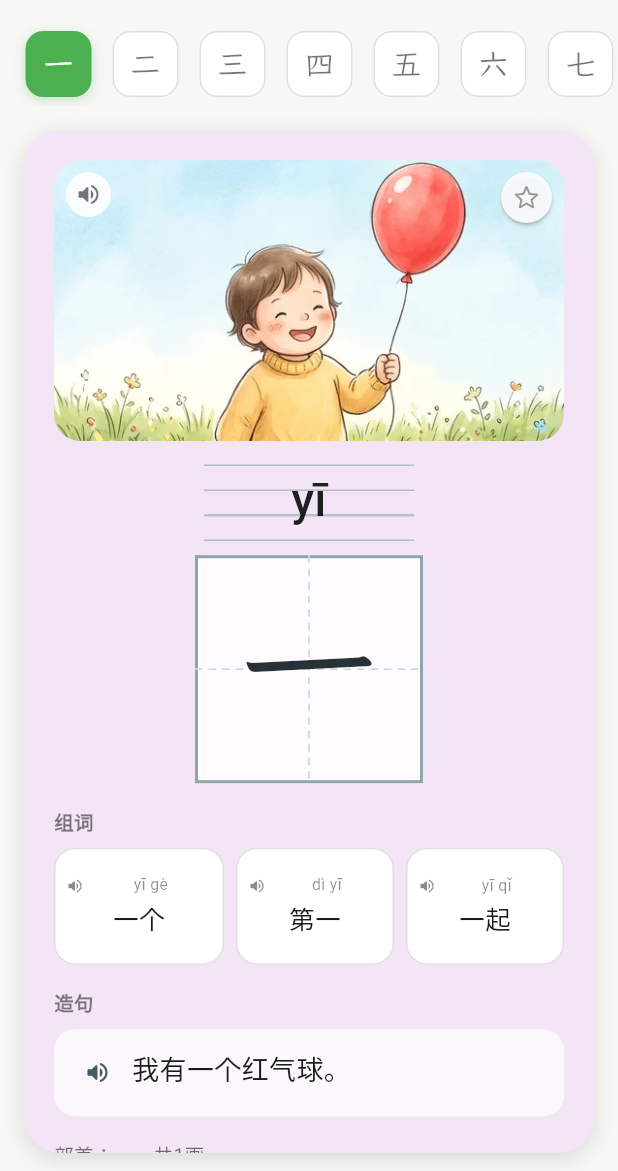
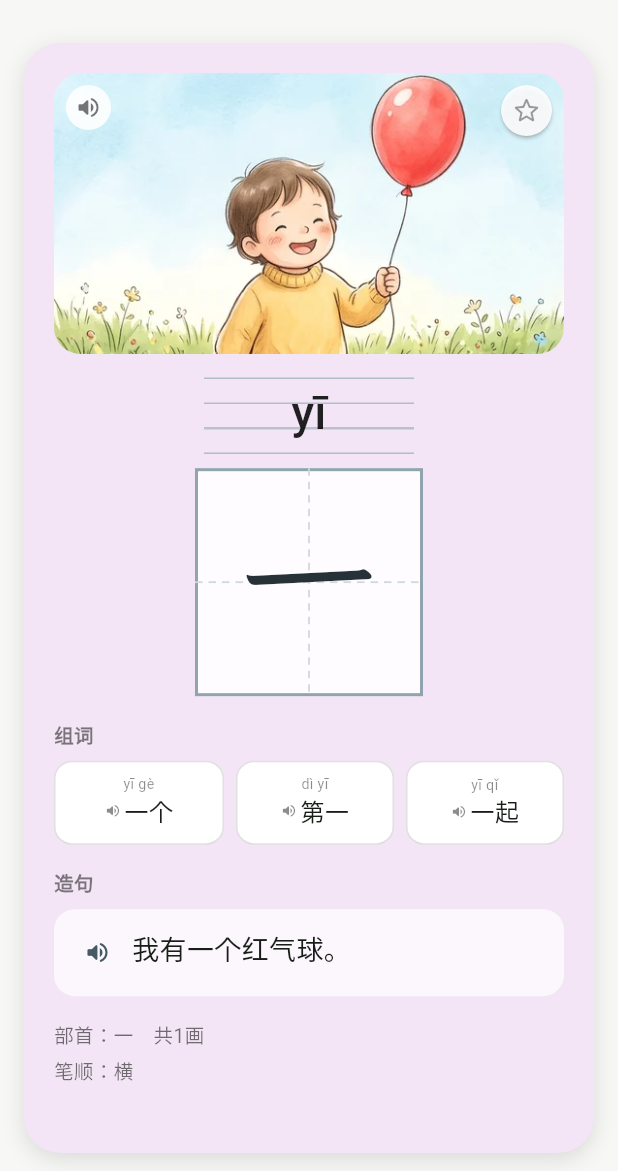
Before and after one commit to manyi100/StudyChineseWord, a Flutter app: the HomeScreen screen opened directly, after a tap on the "close" icon, on a phone screen of 412 x 824 dp, the part 65-1236 px from its top. Run offline on Flutter 3.47's test engine with Material 3 defaults, Android fonts, the phone set to English and light mode, and no system bars; our stand-ins replace flutter_tts, shared_preferences; accounts and stored records are empty.

Commit message:
Remove character nav strip and compact word chips
- Drop the four-character navigation strip entirely
- Reduce word chip height from 78 to 56 and tighten padding
- Center the speaker icon on the word line instead of the pinyin row

```diff
--- a/lib/screens/home_screen.dart
+++ b/lib/screens/home_screen.dart
@@ -8,8 +8,6 @@ import '../services/storage_service.dart';
 import '../services/tts_service.dart';
 import '../widgets/audio_feedback.dart';
 import '../widgets/character_card.dart';
-import '../widgets/char_nav_strip.dart';
-import 'grade_select_screen.dart';
 
 class HomeScreen extends StatefulWidget {
   /// gradeId = 0 表示"已解锁阶段连续学"，1~6 表示具体阶段。
@@ -35,10 +33,7 @@ class HomeScreen extends StatefulWidget {
 
 class _HomeScreenState extends State<HomeScreen> {
   PageController? _pageController;
-  final ScrollController _navScrollController = ScrollController();
-  int _currentIndex = 0;
   Set<String> _favoriteIds = {};
-  Set<String> _viewedIds = {};
   bool _isLoading = true;
 
   List<HanziModel> _hanziList = [];
@@ -77,16 +72,13 @@ class _HomeScreenState extends State<HomeScreen> {
     final lastIndex =
         await StorageService.instance.getLastIndexForKey(_progressKey);
     final favorites = await StorageService.instance.getFavoriteIds();
-    final viewedIds = await StorageService.instance.getViewedIds();
     final safeIndex = _hanziList.isEmpty
         ? 0
         : (widget.initialIndex ?? lastIndex)
             .clamp(0, _hanziList.length - 1);
 
     setState(() {
-      _currentIndex = safeIndex;
       _favoriteIds = favorites;
-      _viewedIds = viewedIds;
       _pageController = PageController(initialPage: safeIndex);
       _isLoading = false;
     });
@@ -94,7 +86,6 @@ class _HomeScreenState extends State<HomeScreen> {
     if (_hanziList.isNotEmpty) {
       _markViewedAndSpeak(safeIndex);
     }
-    WidgetsBinding.instance.addPostFrameCallback((_) => _centerCurrentChip());
 
     // 第一次进入学习页时，提示“点哪里都能发音”，自动消失
     final hintShown = await StorageService.instance.getAudioHintShown();
@@ -117,42 +108,14 @@ class _HomeScreenState extends State<HomeScreen> {
   void _markViewedAndSpeak(int index) {
     final hanzi = _hanziList[index];
     StorageService.instance.markViewed(hanzi.id);
-    if (!_viewedIds.contains(hanzi.id)) {
-      setState(() => _viewedIds.add(hanzi.id));
-    }
     WidgetsBinding.instance.addPostFrameCallback((_) {
       TtsService.instance.speak(hanzi.char, tag: 'char_${hanzi.id}');
     });
   }
 
   void _onPageChanged(int index) {
-    setState(() => _currentIndex = index);
     StorageService.instance.saveLastIndexForKey(_progressKey, index);
     _markViewedAndSpeak(index);
-    WidgetsBinding.instance.addPostFrameCallback((_) => _centerCurrentChip());
-  }
-
-  void _jumpTo(int index) {
-    _pageController?.animateToPage(
-      index,
-      duration: const Duration(milliseconds: 260),
-      curve: Curves.easeInOut,
-    );
-  }
-
-  /// 让顶部汉字导航条自动把当前字滚到中间
-  void _centerCurrentChip() {
-    if (!mounted || !_navScrollController.hasClients) return;
-    const extent = CharNavStrip.itemExtent;
-    final position = _navScrollController.position;
-    final target =
-        _currentIndex * extent + extent / 2 - position.viewportDimension / 2;
-    final clamped = target.clamp(0.0, position.maxScrollExtent);
-    _navScrollController.animateTo(
-      clamped,
-      duration: const Duration(milliseconds: 260),
-      curve: Curves.easeOut,
-    );
   }
 
   void _toggleFavorite(String id) {
@@ -173,7 +136,6 @@ class _HomeScreenState extends State<HomeScreen> {
   @override
   void dispose() {
     _audioHintTimer?.cancel();
-    _navScrollController.dispose();
     _pageController?.dispose();
     TtsService.instance.stop();
     super.dispose();
@@ -207,14 +169,6 @@ class _HomeScreenState extends State<HomeScreen> {
       ),
       body: Column(
         children: [
-          const SizedBox(height: 2),
-          CharNavStrip(
-            chars: _hanziList,
-            currentIndex: _currentIndex,
-            viewedIds: _viewedIds,
-            controller: _navScrollController,
-            onTap: _jumpTo,
-          ),
           const SizedBox(height: 4),
           if (_showAudioHint) AudioHintBanner(onClose: _dismissAudioHint),
           Expanded(
--- a/lib/widgets/char_nav_strip.dart
+++ /dev/null
@@ -1,133 +0,0 @@
-import 'package:flutter/material.dart';
-import '../models/hanzi_model.dart';
-
-/// 顶部汉字导航条：把当前学习列表里的汉字横向排开，
-/// 当前字高亮、已学字打勾、未学字置灰，点击可直接跳转。
-/// 不显示 1/4、2/4 之类的数字序号。
-class CharNavStrip extends StatelessWidget {
-  final List<HanziModel> chars;
-  final int currentIndex;
-  final Set<String> viewedIds;
-  final ScrollController controller;
-  final ValueChanged<int> onTap;
-
-  const CharNavStrip({
-    super.key,
-    required this.chars,
-    required this.currentIndex,
-    required this.viewedIds,
-    required this.controller,
-    required this.onTap,
-  });
-
-  static const double itemExtent = 58;
-
-  @override
-  Widget build(BuildContext context) {
-    return SizedBox(
-      height: 56,
-      child: LayoutBuilder(
-        builder: (context, constraints) {
-          final totalWidth = chars.length * itemExtent;
-          final padding = totalWidth + 20 < constraints.maxWidth
-              ? (constraints.maxWidth - totalWidth) / 2
-              : 10.0;
-          return ListView.builder(
-            controller: controller,
-            scrollDirection: Axis.horizontal,
-            itemExtent: itemExtent,
-            padding: EdgeInsets.symmetric(horizontal: padding),
-            itemCount: chars.length,
-            itemBuilder: (context, index) {
-              final hanzi = chars[index];
-              final isCurrent = index == currentIndex;
-              final isViewed = !isCurrent && viewedIds.contains(hanzi.id);
-
-              final Color background;
-              final Color foreground;
-              final Color border;
-              if (isCurrent) {
-                background = const Color(0xFF4CAF50);
-                foreground = Colors.white;
-                border = const Color(0xFF4CAF50);
-              } else if (isViewed) {
-                background = const Color(0xFFE8F5E9);
-                foreground = const Color(0xFF2E7D32);
-                border = const Color(0xFFA5D6A7);
-              } else {
-                background = Colors.white;
-                foreground = Colors.black54;
-                border = Colors.black12;
-              }
-
-              return Center(
-                child: Semantics(
-                  label: '第 ${index + 1} 个字 ${hanzi.char}',
-                  selected: isCurrent,
-                  button: true,
-                  child: Material(
-                    color: Colors.transparent,
-                    child: InkWell(
-                      borderRadius: BorderRadius.circular(12),
-                      onTap: () => onTap(index),
-                      child: AnimatedContainer(
-                        duration: const Duration(milliseconds: 180),
-                        width: 44,
-                        height: 44,
-                        alignment: Alignment.center,
-                        decoration: BoxDecoration(
-                          color: background,
-                          borderRadius: BorderRadius.circular(12),
-                          border: Border.all(
-                            color: border,
-                            width: isCurrent ? 1.8 : 1,
-                          ),
-                          boxShadow: isCurrent
-                              ? [
-                                  BoxShadow(
-                                    color: const Color(0xFF4CAF50)
-                                        .withValues(alpha: 0.3),
-                                    blurRadius: 6,
-                                    offset: const Offset(0, 2),
-                                  ),
-                                ]
-                              : null,
-                        ),
-                        child: Stack(
-                          clipBehavior: Clip.none,
-                          children: [
-                            Center(
-                              child: Text(
-                                hanzi.char,
-                                style: TextStyle(
-                                  fontFamily: 'KaiTiCustom',
-                                  fontSize: 20,
-                                  height: 1.0,
-                                  color: foreground,
-                                ),
-                              ),
-                            ),
-                            if (isViewed)
-                              const Positioned(
-                                top: -2,
-                                right: -2,
-                                child: Icon(
-                                  Icons.check_circle_rounded,
-                                  size: 12,
-                                  color: Color(0xFF4CAF50),
-                                ),
-                              ),
-                          ],
-                        ),
-                      ),
-                    ),
-                  ),
-                ),
-              );
-            },
-          );
-        },
-      ),
-    );
-  }
-}
--- a/lib/widgets/character_card.dart
+++ b/lib/widgets/character_card.dart
@@ -188,7 +188,7 @@ class CharacterCard extends StatelessWidget {
               const _SectionLabel(label: '组词'),
               const SizedBox(height: 8),
               SizedBox(
-                height: 78,
+                height: 56,
                 child: Row(
                   crossAxisAlignment: CrossAxisAlignment.stretch,
                   children: [
@@ -309,10 +309,10 @@ class _WordChip extends StatelessWidget {
           final active = activeTag == tag;
           return AnimatedContainer(
             duration: const Duration(milliseconds: 180),
-            padding: const EdgeInsets.symmetric(horizontal: 6, vertical: 6),
+            padding: const EdgeInsets.symmetric(horizontal: 5, vertical: 4),
             decoration: BoxDecoration(
               color: active ? const Color(0xFFF1F8E9) : Colors.white,
-              borderRadius: BorderRadius.circular(14),
+              borderRadius: BorderRadius.circular(12),
               border: Border.all(
                 color: active ? const Color(0xFF7CB342) : Colors.black12,
                 width: active ? 1.6 : 1,
@@ -321,42 +321,42 @@ class _WordChip extends StatelessWidget {
             child: Column(
               mainAxisAlignment: MainAxisAlignment.center,
               children: [
+                Text(
+                  word.pinyin,
+                  maxLines: 2,
+                  textAlign: TextAlign.center,
+                  overflow: TextOverflow.ellipsis,
+                  style: TextStyle(
+                    fontSize: 9.5,
+                    height: 1.05,
+                    color:
+                        active ? const Color(0xFF558B2F) : Colors.black45,
+                  ),
+                ),
+                const SizedBox(height: 1),
                 Row(
+                  mainAxisAlignment: MainAxisAlignment.center,
                   children: [
                     SpeakerIcon(
                       tag: tag,
-                      size: 12,
-                      gap: 2,
+                      size: 11,
+                      gap: 0,
                       color: active
                           ? const Color(0xFF558B2F)
                           : Colors.black45,
                     ),
                     const SizedBox(width: 2),
-                    Expanded(
-                      child: Text(
-                        word.pinyin,
-                        maxLines: 2,
-                        textAlign: TextAlign.center,
-                        overflow: TextOverflow.ellipsis,
-                        style: TextStyle(
-                          fontSize: 10.5,
-                          height: 1.12,
-                          color: active
-                              ? const Color(0xFF558B2F)
-                              : Colors.black45,
+                    Flexible(
+                      child: FittedBox(
+                        fit: BoxFit.scaleDown,
+                        child: Text(
+                          word.text,
+                          maxLines: 1,
+                          style: const TextStyle(fontSize: 16),
                         ),
                       ),
                     ),
                   ],
-                ),
-                const SizedBox(height: 3),
-                FittedBox(
-                  fit: BoxFit.scaleDown,
-                  child: Text(
-                    word.text,
-                    maxLines: 1,
-                    style: const TextStyle(fontSize: 17),
-                  ),
                 ),
               ],
             ),
```
